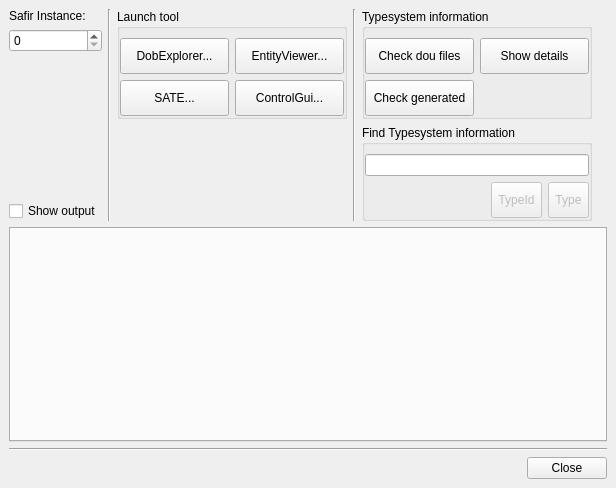
Old version of the form src/util/tool_launcher/src/MainWindow.ui in the repository SafirSDK/safir-sdk-core.
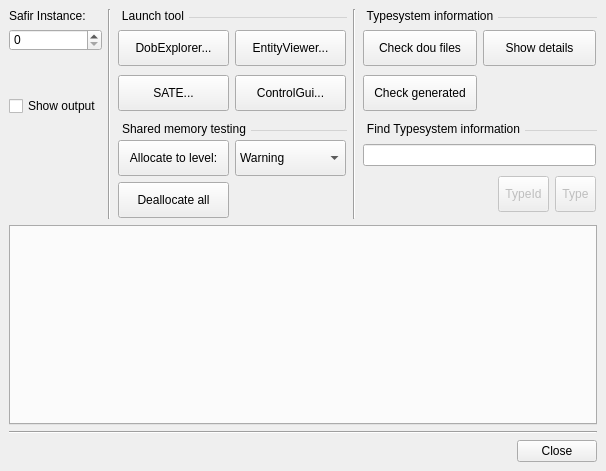
New version of the form. Icons and pictures are not drawn.

Commit message: add memory_allocator buttons to tool_launcher

```diff
--- a/src/util/tool_launcher/src/MainWindow.ui
+++ b/src/util/tool_launcher/src/MainWindow.ui
@@ -6,8 +6,8 @@
    <rect>
     <x>0</x>
     <y>0</y>
-    <width>616</width>
-    <height>488</height>
+    <width>606</width>
+    <height>471</height>
    </rect>
   </property>
   <property name="windowTitle">
@@ -17,161 +17,22 @@
    <iconset>
     <normaloff>tool_launcher.png</normaloff>tool_launcher.png</iconset>
   </property>
+  <property name="styleSheet">
+   <string notr="true">QGroupBox { 
+  border-top: 1px solid lightgray; 
+  margin-top: 8px;
+}
+QGroupBox::title {
+  subcontrol-origin: margin; 
+  subcontrol-position: top left; 
+  padding: 0 3px; 
+}</string>
+  </property>
   <widget class="QWidget" name="centralwidget">
    <layout class="QVBoxLayout" name="verticalLayout_3" stretch="0,100,0,0,0">
     <item>
-     <layout class="QHBoxLayout" name="horizontalLayout_2">
-      <item>
-       <layout class="QVBoxLayout" name="verticalLayout">
-        <item>
-         <widget class="QLabel" name="label">
-          <property name="toolTip">
-           <string>Launch the tool using the specified value for SAFIR_INSTANCE</string>
-          </property>
-          <property name="text">
-           <string>Safir Instance:</string>
-          </property>
-         </widget>
-        </item>
-        <item>
-         <widget class="QSpinBox" name="safirInstanceSpin">
-          <property name="maximum">
-           <number>999999999</number>
-          </property>
-         </widget>
-        </item>
-        <item>
-         <spacer name="verticalSpacer_2">
-          <property name="orientation">
-           <enum>Qt::Vertical</enum>
-          </property>
-          <property name="sizeHint" stdset="0">
-           <size>
-            <width>20</width>
-            <height>40</height>
-           </size>
-          </property>
-         </spacer>
-        </item>
-        <item>
-         <widget class="QCheckBox" name="showOutputButton">
-          <property name="text">
-           <string>Show output</string>
-          </property>
-         </widget>
-        </item>
-       </layout>
-      </item>
-      <item>
-       <widget class="Line" name="line">
-        <property name="orientation">
-         <enum>Qt::Vertical</enum>
-        </property>
-       </widget>
-      </item>
-      <item>
-       <layout class="QVBoxLayout" name="verticalLayout_2">
-        <item>
-         <widget class="QGroupBox" name="groupBox_2">
-          <property name="minimumSize">
-           <size>
-            <width>230</width>
-            <height>0</height>
-           </size>
-          </property>
-          <property name="title">
-           <string>Launch tool</string>
-          </property>
-          <layout class="QGridLayout" name="gridLayout_3">
-           <property name="leftMargin">
-            <number>0</number>
-           </property>
-           <property name="rightMargin">
-            <number>0</number>
-           </property>
-           <property name="bottomMargin">
-            <number>0</number>
-           </property>
-           <item row="0" column="0">
-            <widget class="QPushButton" name="launchDobExplorerButton">
-             <property name="minimumSize">
-              <size>
-               <width>0</width>
-               <height>36</height>
-              </size>
-             </property>
-             <property name="text">
-              <string>DobExplorer...</string>
-             </property>
-            </widget>
-           </item>
-           <item row="0" column="1">
-            <widget class="QPushButton" name="launchEntityViewerButton">
-             <property name="minimumSize">
-              <size>
-               <width>0</width>
-               <height>36</height>
-              </size>
-             </property>
-             <property name="text">
-              <string>EntityViewer...</string>
-             </property>
-            </widget>
-           </item>
-           <item row="1" column="0">
-            <widget class="QPushButton" name="launchSateButton">
-             <property name="minimumSize">
-              <size>
-               <width>0</width>
-               <height>36</height>
-              </size>
-             </property>
-             <property name="text">
-              <string>SATE...</string>
-             </property>
-            </widget>
-           </item>
-           <item row="1" column="1">
-            <widget class="QPushButton" name="launchControlGuiButton">
-             <property name="minimumSize">
-              <size>
-               <width>0</width>
-               <height>36</height>
-              </size>
-             </property>
-             <property name="text">
-              <string>ControlGui...</string>
-             </property>
-            </widget>
-           </item>
-          </layout>
-         </widget>
-        </item>
-        <item>
-         <spacer name="verticalSpacer_3">
-          <property name="orientation">
-           <enum>Qt::Vertical</enum>
-          </property>
-          <property name="sizeHint" stdset="0">
-           <size>
-            <width>20</width>
-            <height>40</height>
-           </size>
-          </property>
-         </spacer>
-        </item>
-       </layout>
-      </item>
-      <item>
-       <widget class="Line" name="line_2">
-        <property name="orientation">
-         <enum>Qt::Vertical</enum>
-        </property>
-       </widget>
-      </item>
-      <item>
-       <layout class="QVBoxLayout" name="verticalLayout_4">
-        <item>
+     <layout class="QGridLayout" name="gridLayout_5">
+      <item row="0" column="4">
          <widget class="QGroupBox" name="groupBox">
           <property name="minimumSize">
            <size>
@@ -249,7 +110,14 @@
           </layout>
          </widget>
         </item>
-        <item>
+      <item row="0" column="1" rowspan="2">
+       <widget class="Line" name="line">
+        <property name="orientation">
+         <enum>Qt::Vertical</enum>
+        </property>
+       </widget>
+      </item>
+      <item row="1" column="4">
          <widget class="QGroupBox" name="groupBox_3">
           <property name="title">
            <string>Find Typesystem information</string>
@@ -337,20 +205,224 @@
           </layout>
          </widget>
         </item>
-       </layout>
+      <item row="0" column="0">
+       <layout class="QVBoxLayout" name="verticalLayout">
+        <item>
+         <widget class="QLabel" name="label">
+          <property name="toolTip">
+           <string>Launch the tool using the specified value for SAFIR_INSTANCE</string>
+          </property>
+          <property name="text">
+           <string>Safir Instance:</string>
+          </property>
+         </widget>
       </item>
       <item>
-       <spacer name="horizontalSpacer">
+         <widget class="QSpinBox" name="safirInstanceSpin">
+          <property name="maximum">
+           <number>999999999</number>
+          </property>
+         </widget>
+        </item>
+        <item>
+         <spacer name="verticalSpacer_2">
         <property name="orientation">
-         <enum>Qt::Horizontal</enum>
+           <enum>Qt::Vertical</enum>
         </property>
         <property name="sizeHint" stdset="0">
          <size>
-          <width>40</width>
-          <height>1</height>
+            <width>20</width>
+            <height>40</height>
          </size>
         </property>
        </spacer>
+        </item>
+        <item>
+         <widget class="QCheckBox" name="showOutputButton">
+          <property name="text">
+           <string>Show output</string>
+          </property>
+         </widget>
+        </item>
+       </layout>
+      </item>
+      <item row="1" column="2">
+       <widget class="QGroupBox" name="groupBox_4">
+        <property name="minimumSize">
+         <size>
+          <width>230</width>
+          <height>0</height>
+         </size>
+        </property>
+        <property name="title">
+         <string>Shared memory testing</string>
+        </property>
+        <property name="flat">
+         <bool>false</bool>
+        </property>
+        <layout class="QGridLayout" name="gridLayout_4">
+         <property name="leftMargin">
+          <number>0</number>
+         </property>
+         <property name="rightMargin">
+          <number>0</number>
+         </property>
+         <property name="bottomMargin">
+          <number>0</number>
+         </property>
+         <item row="1" column="0">
+          <widget class="QPushButton" name="deallocateButton">
+           <property name="minimumSize">
+            <size>
+             <width>0</width>
+             <height>36</height>
+            </size>
+           </property>
+           <property name="toolTip">
+            <string>Check that dou-files are correct and also find any mismatch between
+the dou-files and the types found in the generated libraries. This option
+will use the dou-files and generated libraries found by the current
+configuration.</string>
+           </property>
+           <property name="text">
+            <string>Deallocate all</string>
+           </property>
+          </widget>
+         </item>
+         <item row="0" column="1">
+          <widget class="QComboBox" name="allocationLevelCombo">
+           <property name="minimumSize">
+            <size>
+             <width>0</width>
+             <height>36</height>
+            </size>
+           </property>
+           <property name="currentText">
+            <string>VeryLow</string>
+           </property>
+           <item>
+            <property name="text">
+             <string>Warning</string>
+            </property>
+           </item>
+           <item>
+            <property name="text">
+             <string>Low</string>
+            </property>
+           </item>
+           <item>
+            <property name="text">
+             <string>VeryLow</string>
+            </property>
+           </item>
+           <item>
+            <property name="text">
+             <string>ExtremelyLow</string>
+            </property>
+           </item>
+          </widget>
+         </item>
+         <item row="0" column="0">
+          <widget class="QPushButton" name="allocateButton">
+           <property name="minimumSize">
+            <size>
+             <width>0</width>
+             <height>36</height>
+            </size>
+           </property>
+           <property name="toolTip">
+            <string>Run dots_configuration_check</string>
+           </property>
+           <property name="text">
+            <string>Allocate to level:</string>
+           </property>
+          </widget>
+         </item>
+        </layout>
+       </widget>
+      </item>
+      <item row="0" column="2">
+       <widget class="QGroupBox" name="groupBox_2">
+        <property name="minimumSize">
+         <size>
+          <width>230</width>
+          <height>0</height>
+         </size>
+        </property>
+        <property name="title">
+         <string>Launch tool</string>
+        </property>
+        <layout class="QGridLayout" name="gridLayout_3">
+         <property name="leftMargin">
+          <number>0</number>
+         </property>
+         <property name="rightMargin">
+          <number>0</number>
+         </property>
+         <property name="bottomMargin">
+          <number>0</number>
+         </property>
+         <item row="0" column="0">
+          <widget class="QPushButton" name="launchDobExplorerButton">
+           <property name="minimumSize">
+            <size>
+             <width>0</width>
+             <height>36</height>
+            </size>
+           </property>
+           <property name="text">
+            <string>DobExplorer...</string>
+           </property>
+          </widget>
+         </item>
+         <item row="0" column="1">
+          <widget class="QPushButton" name="launchEntityViewerButton">
+           <property name="minimumSize">
+            <size>
+             <width>0</width>
+             <height>36</height>
+            </size>
+           </property>
+           <property name="text">
+            <string>EntityViewer...</string>
+           </property>
+          </widget>
+         </item>
+         <item row="1" column="0">
+          <widget class="QPushButton" name="launchSateButton">
+           <property name="minimumSize">
+            <size>
+             <width>0</width>
+             <height>36</height>
+            </size>
+           </property>
+           <property name="text">
+            <string>SATE...</string>
+           </property>
+          </widget>
+         </item>
+         <item row="1" column="1">
+          <widget class="QPushButton" name="launchControlGuiButton">
+           <property name="minimumSize">
+            <size>
+             <width>0</width>
+             <height>36</height>
+            </size>
+           </property>
+           <property name="text">
+            <string>ControlGui...</string>
+           </property>
+          </widget>
+         </item>
+        </layout>
+       </widget>
+      </item>
+      <item row="0" column="3" rowspan="2">
+       <widget class="Line" name="line_2">
+        <property name="orientation">
+         <enum>Qt::Vertical</enum>
+        </property>
+       </widget>
       </item>
      </layout>
     </item>
```
Lines whose indentation alone changed are shown as unchanged. The commit also changes 3 other files.
